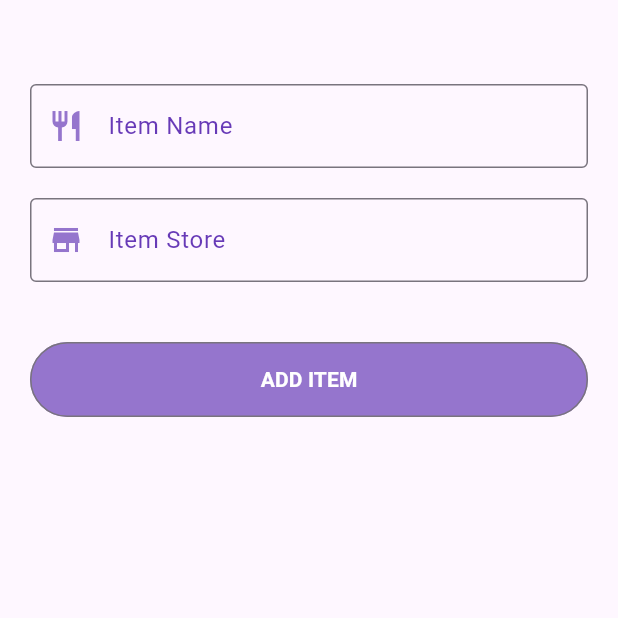
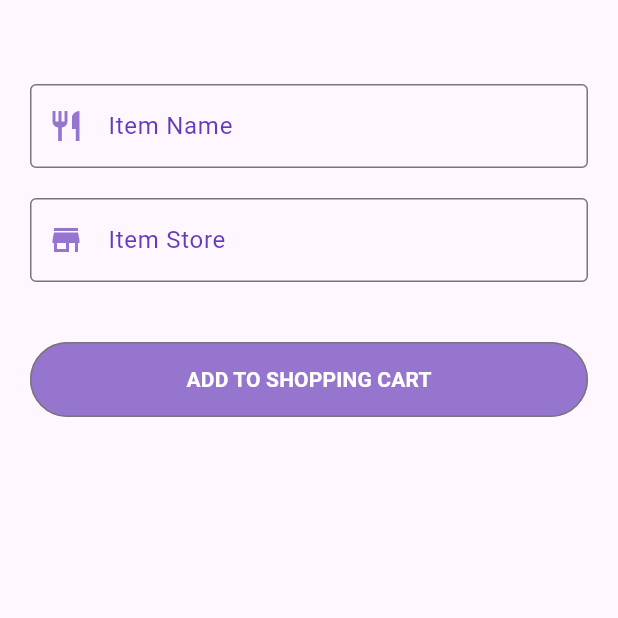
Before and after one commit to faiza-rahman/cs8803-sampleapp2, a Flutter app: the MyForm screen opened directly, on a phone screen of 412 x 824 dp, the top half of it. Run offline on Flutter 3.47's test engine with Material 3 defaults, Android fonts, the light colour scheme and no system bars; our stand-ins replace cloud_firestore, firebase_auth, firebase_core, get_it; accounts and stored records are empty.

Commit message:
change shopping cart text

```diff
--- a/sampple_app2/lib/pages/form.dart
+++ b/sampple_app2/lib/pages/form.dart
@@ -91,7 +91,7 @@ class _MyFormState extends State<MyForm> {
         );
       },
       child: Text(
-        "Add Item".toUpperCase(),
+        "Add to shopping cart".toUpperCase(),
         style: TextStyle(
             fontWeight: FontWeight.bold, color: Colors.white),
       ),
```
